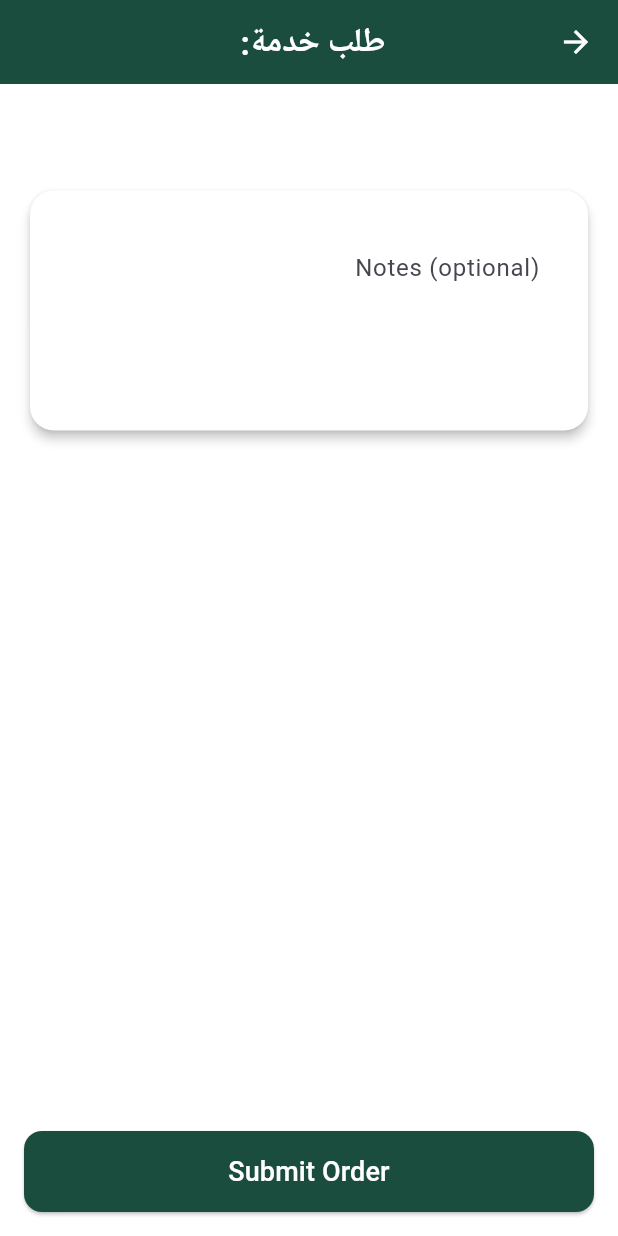
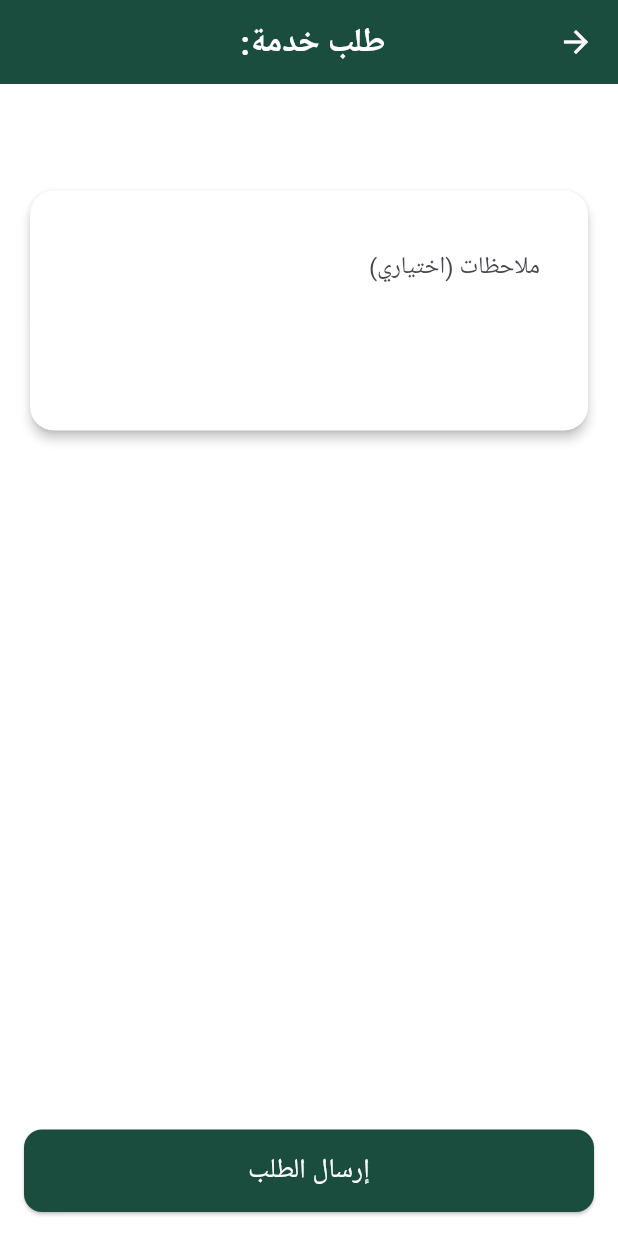
Before and after one commit to Amjad-Hz/Sawa_Lite, a Flutter app: the CreateOrderScreen screen opened directly with empty values, on a phone screen of 412 x 824 dp. Run offline on Flutter 3.47's test engine with Material 3 defaults, Android fonts, the phone set to English and light mode, and no system bars; our stand-ins replace dio, shared_preferences; accounts and stored records are empty.

Commit message:
Initial Commit

```diff
--- a/lib/frontend/data/api/api_service.dart
+++ b/lib/frontend/data/api/api_service.dart
@@ -9,8 +9,8 @@ class ApiService {
 
   late final Dio dio;
 
-  //static const String baseUrl = 'http://127.0.0.1:8000';
-  static const String baseUrl = 'http://10.0.2.2:8000';
+  static const String baseUrl = 'http://127.0.0.1:8000';
+  //static const String baseUrl = 'http://10.0.2.2:8000';
 
   String? _token;
 
@@ -124,7 +124,7 @@ class ApiService {
     required String email,
   }) async {
     await dio.put(
-      '/users/update',
+      '/users/me',
       data: {
         "full_name": fullName,
         "phone": phone,
--- a/lib/frontend/presentation/screens/orders/create_order_screen.dart
+++ b/lib/frontend/presentation/screens/orders/create_order_screen.dart
@@ -24,7 +24,7 @@ class _CreateOrderScreenState extends State<CreateOrderScreen> {
   void initState() {
     super.initState();
 
-    // Simple fade and slide animation on screen load
+    // Start simple fade and slide animation
     Future.delayed(const Duration(milliseconds: 100), () {
       if (mounted) {
         setState(() {
@@ -55,7 +55,7 @@ class _CreateOrderScreenState extends State<CreateOrderScreen> {
 
       setState(() => isLoading = false);
 
-      // Success dialog
+      // Show success dialog
       showDialog(
         context: context,
         builder: (_) => AlertDialog(
@@ -63,20 +63,20 @@ class _CreateOrderScreenState extends State<CreateOrderScreen> {
             borderRadius: BorderRadius.circular(16),
           ),
           title: const Text(
-            "Order Submitted Successfully",
+            "تم إرسال الطلب بنجاح",
             style: TextStyle(fontWeight: FontWeight.bold),
           ),
           content: Text(
-            "Order ID: ${order['id']}",
+            "رقم الطلب: ${order['id']}",
             style: const TextStyle(fontSize: 16),
           ),
           actions: [
             TextButton(
               onPressed: () {
                 Navigator.pop(context); // Close dialog
-                Navigator.pop(context); // Go back to service details
+                Navigator.pop(context); // Return to previous screen
               },
-              child: const Text("OK"),
+              child: const Text("حسناً"),
             ),
           ],
         ),
@@ -84,7 +84,7 @@ class _CreateOrderScreenState extends State<CreateOrderScreen> {
     } catch (e) {
       setState(() => isLoading = false);
 
-      String message = "Failed to submit order";
+      String message = "فشل إرسال الطلب";
 
       if (e is DioException && e.response != null) {
         message = e.response!.data['detail'] ?? message;
@@ -145,7 +145,7 @@ class _CreateOrderScreenState extends State<CreateOrderScreen> {
                         controller: _notesController,
                         maxLines: 4,
                         decoration: const InputDecoration(
-                          labelText: 'Notes (optional)',
+                          labelText: 'ملاحظات (اختياري)',
                           border: InputBorder.none,
                           alignLabelWithHint: true,
                         ),
@@ -155,7 +155,7 @@ class _CreateOrderScreenState extends State<CreateOrderScreen> {
 
                   const Spacer(),
 
-                  // Submit button
+                  // Submit order button
                   SizedBox(
                     width: double.infinity,
                     child: ElevatedButton(
@@ -176,7 +176,7 @@ class _CreateOrderScreenState extends State<CreateOrderScreen> {
                         ),
                       )
                           : const Text(
-                        'Submit Order',
+                        'إرسال الطلب',
                         style: TextStyle(fontSize: 18),
                       ),
                     ),
```
Also changed, not shown: lib/frontend/presentation/screens/profile/change_password_screen.dart (deleted, +0 -111 lines), lib/frontend/presentation/screens/profile/profile_screen.dart (+0 -13 lines), 3 other files.
